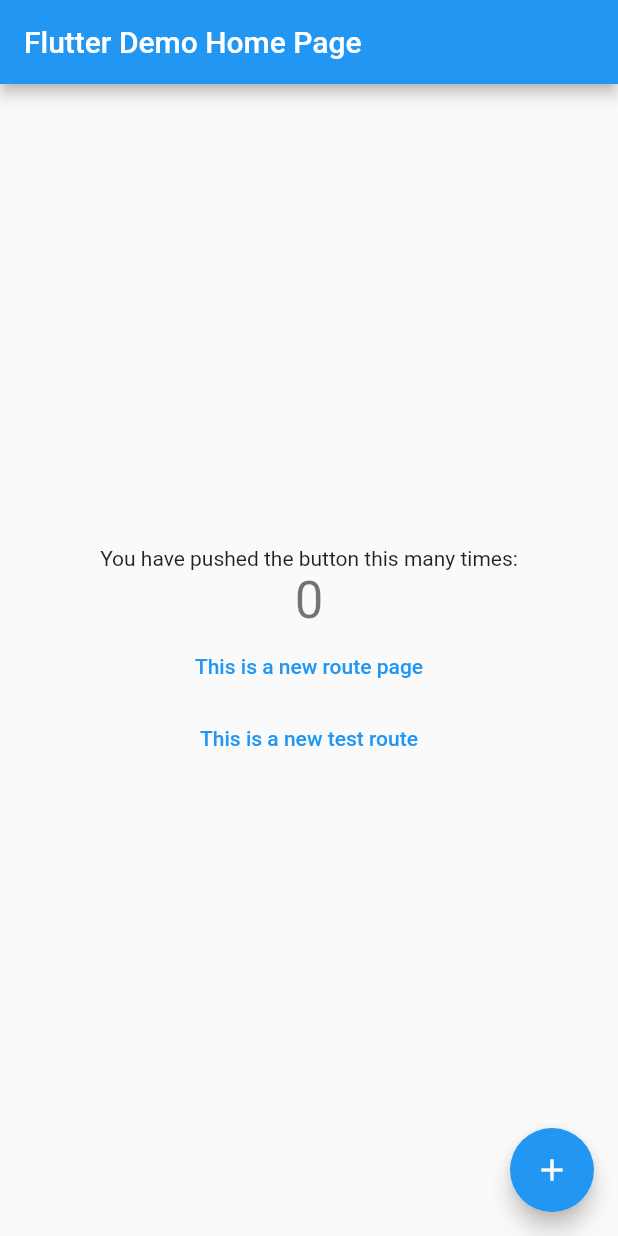
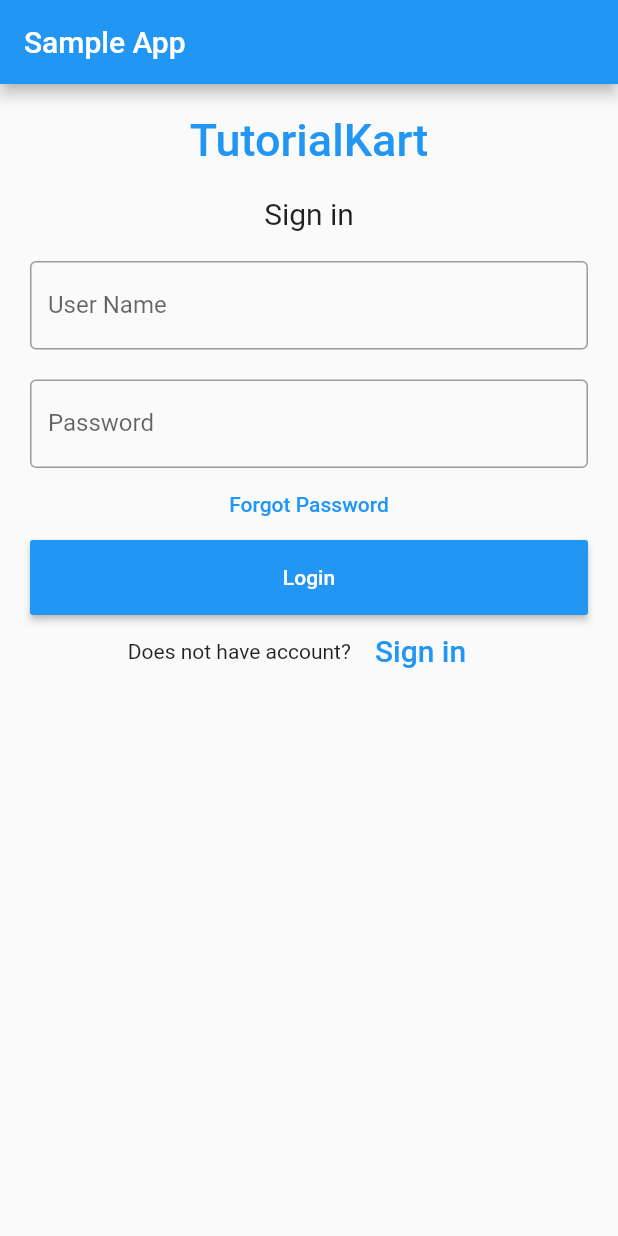
Before and after one commit to Novak12/flutter-demo, a Flutter app: the screen it shows after launch, on a phone screen of 412 x 824 dp. Run offline on Flutter 3.47's test engine with Material 2 defaults, Android fonts, the phone set to English and light mode, and no system bars.

Commit message:
Add login page

```diff
--- a/flutter_demo/lib/main.dart
+++ b/flutter_demo/lib/main.dart
@@ -2,6 +2,7 @@ import 'package:flutter/material.dart';
 import 'package:flutter_demo/route/RouterTestRoute.dart';
 import 'package:flutter_demo/route/newroute.dart';
 import 'package:flutter_demo/widgets/MyHomePage.dart';
+import 'package:flutter_demo/widgets/login.dart';
 
 void main() => runApp(MyApp());
 
@@ -16,7 +17,7 @@ class MyApp extends StatelessWidget {
       ),
       //用注册表来注册路由
       routes: {
-        "/": (context) => MyHomePage(title: 'Flutter Demo Home Page'),
+        "/": (context) => Login(),
         "new_page": (context) => NewsRoute(),
         "test_route": (context) => RouterTestRoute()
       },
--- /dev/null
+++ b/flutter_demo/lib/widgets/login.dart
@@ -0,0 +1,99 @@
+import 'package:flutter/cupertino.dart';
+import 'package:flutter/material.dart';
+
+class Login extends StatefulWidget {
+  @override
+  _LoginState createState() => _LoginState();
+}
+
+class _LoginState extends State<Login> {
+  TextEditingController nameController = TextEditingController();
+  TextEditingController passwordController = TextEditingController();
+  @override
+  Widget build(BuildContext context) {
+    return Scaffold(
+        appBar: AppBar(
+          title: Text('Sample App'),
+        ),
+        body: Padding(
+            padding: EdgeInsets.all(10),
+            child: ListView(
+              children: <Widget>[
+                Container(
+                    alignment: Alignment.center,
+                    padding: EdgeInsets.all(10),
+                    child: Text(
+                      'TutorialKart',
+                      style: TextStyle(
+                          color: Colors.blue,
+                          fontWeight: FontWeight.w500,
+                          fontSize: 30),
+                    )),
+                Container(
+                    alignment: Alignment.center,
+                    padding: EdgeInsets.all(10),
+                    child: Text(
+                      'Sign in',
+                      style: TextStyle(fontSize: 20),
+                    )),
+                Container(
+                  padding: EdgeInsets.all(10),
+                  child: TextField(
+                    controller: nameController,
+                    decoration: InputDecoration(
+                      border: OutlineInputBorder(),
+                      labelText: 'User Name',
+                    ),
+                  ),
+                ),
+                Container(
+                  padding: EdgeInsets.fromLTRB(10, 10, 10, 0),
+                  child: TextField(
+                    obscureText: true,
+                    controller: passwordController,
+                    decoration: InputDecoration(
+                      border: OutlineInputBorder(),
+                      labelText: 'Password',
+                    ),
+                  ),
+                ),
+                FlatButton(
+                  onPressed: () {
+                    //forgot password screen
+                  },
+                  textColor: Colors.blue,
+                  child: Text('Forgot Password'),
+                ),
+                Container(
+                    height: 50,
+                    padding: EdgeInsets.fromLTRB(10, 0, 10, 0),
+                    child: RaisedButton(
+                      textColor: Colors.white,
+                      color: Colors.blue,
+                      child: Text('Login'),
+                      onPressed: () {
+                        print(nameController.text);
+                        print(passwordController.text);
+                      },
+                    )),
+                Container(
+                    child: Row(
+                  children: <Widget>[
+                    Text('Does not have account?'),
+                    FlatButton(
+                      textColor: Colors.blue,
+                      child: Text(
+                        'Sign in',
+                        style: TextStyle(fontSize: 20),
+                      ),
+                      onPressed: () {
+                        //signup screen
+                      },
+                    )
+                  ],
+                  mainAxisAlignment: MainAxisAlignment.center,
+                ))
+              ],
+            )));
+  }
+}
```
